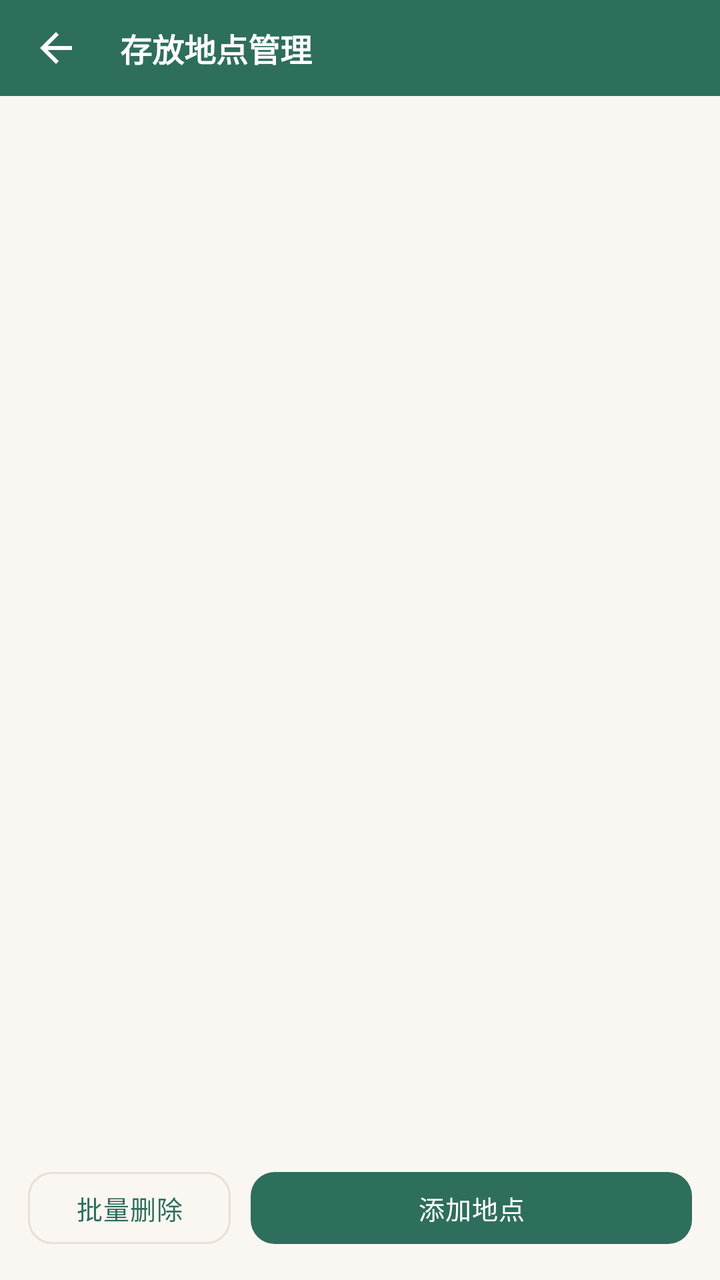
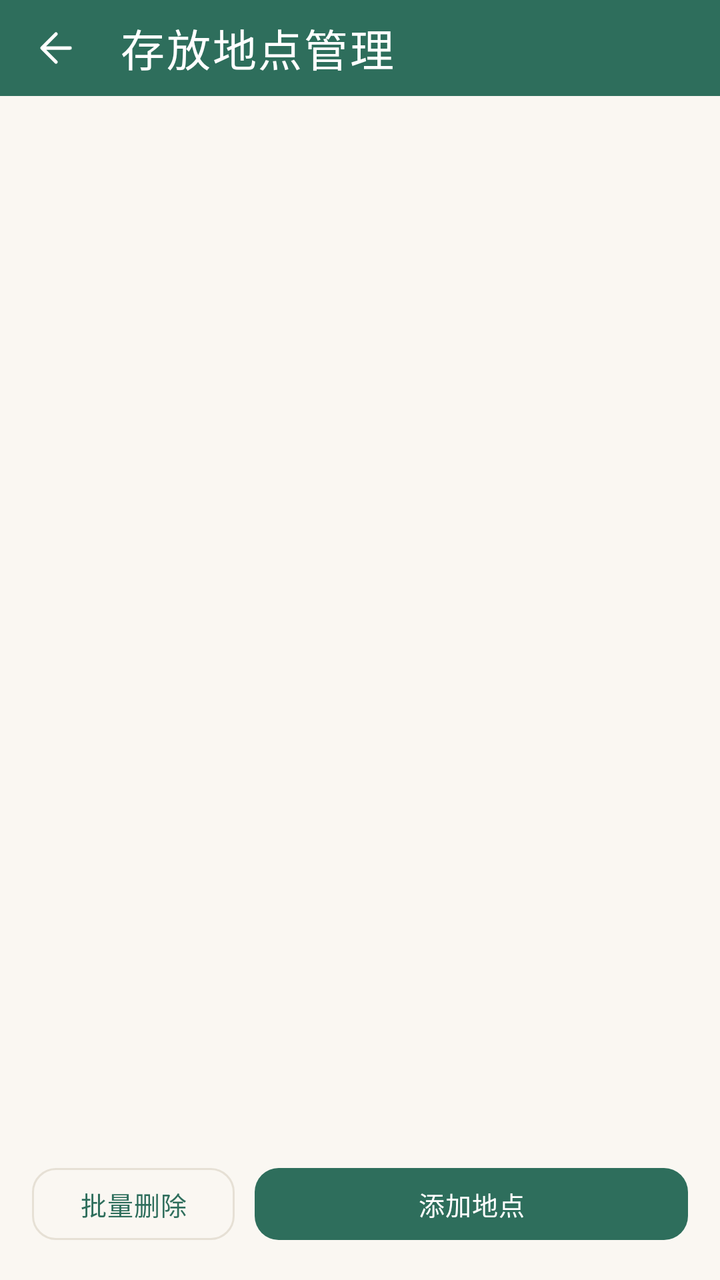

Two renders of the same Android screen: before a commit and after it. Below are the layout's source before the change and the commit's diff.
<!-- AndroidManifest.xml: application theme Theme.Bookshelf -->
<!-- res/layout/activity_location.xml -->
<?xml version="1.0" encoding="utf-8"?>
<LinearLayout xmlns:android="http://schemas.android.com/apk/res/android"
    xmlns:app="http://schemas.android.com/apk/res-auto"
    android:layout_width="match_parent"
    android:layout_height="match_parent"
    android:orientation="vertical">

    <com.google.android.material.appbar.MaterialToolbar
        android:id="@+id/toolbar"
        style="@style/Widget.Bookshelf.Toolbar"
        android:layout_width="match_parent"
        android:layout_height="@dimen/toolbar_h"
        app:navigationIcon="@drawable/ic_back"
        app:title="存放地点管理" />

    
    <Spinner
        android:id="@+id/sp_filter"
        android:layout_width="match_parent"
        android:layout_height="wrap_content"
        android:minHeight="44dp"
        android:layout_marginHorizontal="10dp"
        android:layout_marginTop="10dp"
        android:visibility="gone" />

    <androidx.recyclerview.widget.RecyclerView
        android:id="@+id/recycler"
        android:layout_width="match_parent"
        android:layout_height="0dp"
        android:layout_weight="1"
        android:padding="10dp" />

    
    <LinearLayout
        android:id="@+id/selection_bar"
        android:layout_width="match_parent"
        android:layout_height="wrap_content"
        android:orientation="horizontal"
        android:gravity="center_vertical"
        android:background="@color/selected_bg"
        android:paddingHorizontal="12dp"
        android:paddingVertical="6dp"
        android:visibility="gone">

        <TextView
            android:id="@+id/tv_sel_count"
            android:layout_width="0dp"
            android:layout_height="wrap_content"
            android:layout_weight="1"
            android:text="已选 0 项"
            android:textColor="?attr/colorPrimary"
            android:textSize="13sp" />

        <TextView
            android:id="@+id/btn_sel_all"
            android:layout_width="wrap_content"
            android:layout_height="wrap_content"
            android:background="?attr/selectableItemBackground"
            android:padding="8dp"
            android:text="全选"
            android:textColor="?attr/colorPrimary"
            android:textSize="13sp" />

        <TextView
            android:id="@+id/btn_sel_return"
            android:layout_width="wrap_content"
            android:layout_height="wrap_content"
            android:background="?attr/selectableItemBackground"
            android:padding="8dp"
            android:text="归还"
            android:textColor="?attr/colorPrimary"
            android:textSize="13sp"
            android:visibility="gone" />

        <TextView
            android:id="@+id/btn_sel_delete"
            android:layout_width="wrap_content"
            android:layout_height="wrap_content"
            android:background="?attr/selectableItemBackground"
            android:padding="8dp"
            android:text="删除"
            android:textColor="@color/danger"
            android:textSize="13sp"
            android:textStyle="bold" />

        <TextView
            android:id="@+id/btn_sel_cancel"
            android:layout_width="wrap_content"
            android:layout_height="wrap_content"
            android:background="?attr/selectableItemBackground"
            android:padding="8dp"
            android:text="取消"
            android:textColor="@color/text_sub"
            android:textSize="13sp" />
    </LinearLayout>

    
    <LinearLayout
        android:id="@+id/bottom_bar"
        android:layout_width="match_parent"
        android:layout_height="wrap_content"
        android:orientation="horizontal"
        android:layout_margin="14dp">

        <com.google.android.material.button.MaterialButton
            android:id="@+id/btn_batch"
            style="@style/Widget.Bookshelf.Button.Outlined"
            android:layout_width="wrap_content"
            android:layout_height="wrap_content"
            android:layout_marginEnd="10dp"
            android:text="批量删除" />

        <com.google.android.material.button.MaterialButton
            android:id="@+id/btn_add"
            android:layout_width="0dp"
            android:layout_height="wrap_content"
            android:layout_weight="1"
            android:text="添加地点" />
    </LinearLayout>
</LinearLayout>
<!-- resources referenced by this layout -->
<resources>
  <color name="selected_bg">#222E6E5C</color>
  <color name="text_sub">#8A8A8A</color>
  <!-- drawable ic_back (drawable) -->
  <vector xmlns:android="http://schemas.android.com/apk/res/android"
      android:width="24dp" android:height="24dp"
      android:viewportWidth="24" android:viewportHeight="24"
      android:autoMirrored="true">
      <path
          android:fillColor="#FFFFFFFF"
          android:pathData="M20,11L7.8,11l5.6,-5.6L12,4l-8,8 8,8 1.4,-1.4L7.8,13L20,13z" />
  </vector>
  <style name="Widget.Bookshelf.Toolbar" parent="Widget.Material3.Toolbar">
          <item name="android:background">?attr/colorPrimary</item>
          <item name="titleTextColor">@color/white</item>
          <item name="titleTextAppearance">@style/TextAppearance.Bookshelf.ToolbarTitle</item>
          <item name="navigationIconTint">@color/white</item>
          <item name="android:elevation">0dp</item>
      </style>
  <style name="Theme.Bookshelf" parent="Theme.Bookshelf.Base">
          <item name="colorPrimary">@color/primary</item>
          <item name="colorPrimaryVariant">@color/primary_dark</item>
          <item name="colorSecondary">@color/accent</item>
          
          <item name="chip_bg">@color/chip_bg</item>
          <item name="primary_container">@color/green_container</item>
          <item name="on_primary_container">@color/green_on_container</item>
      </style>
  <style name="TextAppearance.Bookshelf.ToolbarTitle" parent="TextAppearance.Material3.TitleLarge">
          <item name="android:textSize">@dimen/text_title_toolbar</item>
          <item name="android:textStyle">bold</item>
          <item name="android:textColor">@color/white</item>
      </style>
  <style name="Theme.Bookshelf.Base" parent="Theme.Material3.Light.NoActionBar">
          
          <item name="android:colorBackground">@color/bg_page</item>
          
          <item name="android:statusBarColor">?attr/colorPrimary</item>
          <item name="android:windowLightStatusBar">false</item>
          
          <item name="surface">@color/surface</item>
          <item name="surface_dim">@color/surface_dim</item>
          <item name="outline">@color/outline</item>
          <item name="outline_strong">@color/outline_strong</item>
          <item name="on_surface">@color/text_main</item>
          <item name="on_surface_variant">@color/text_sub</item>
          
          <item name="primary_container">@color/green_container</item>
          <item name="on_primary_container">@color/green_on_container</item>
          
          <item name="chip_bg">@color/chip_bg</item>
          
          <item name="colorSurface">@color/surface</item>
          <item name="colorSurfaceBright">@color/surface</item>
          <item name="colorSurfaceDim">@color/surface_dim</item>
          <item name="colorSurfaceContainer">@color/surface</item>
          <item name="colorSurfaceContainerLow">@color/surface</item>
          <item name="colorSurfaceContainerLowest">@color/surface</item>
          <item name="colorSurfaceContainerHigh">@color/surface</item>
          <item name="colorSurfaceContainerHighest">@color/surface_dim</item>
          <item name="colorOutline">@color/outline</item>
          <item name="colorOutlineVariant">@color/outline</item>
          
          <item name="elevationOverlayEnabled">false</item>
          
          <item name="materialButtonStyle">@style/Widget.Bookshelf.Button</item>
          <item name="textInputStyle">@style/Widget.Bookshelf.TextField</item>
          <item name="materialCardViewStyle">@style/Widget.Bookshelf.MaterialCard</item>
          
          <item name="chipStyle">@style/Widget.Bookshelf.Chip</item>
          <item name="chipGroupStyle">@style/Widget.Bookshelf.ChipGroup</item>
          
          <item name="materialAlertDialogTheme">@style/ThemeOverlay.Bookshelf.Dialog</item>
          
          <item name="bottomSheetDialogTheme">@style/ThemeOverlay.Bookshelf.BottomSheet</item>
      </style>
  <color name="surface">#FFFFFF</color>
  <!-- unchanged entries left out for length: 34 -->
</resources>

<!-- the commit's change to res/layout/activity_location.xml (unified diff, before → after) -->
@@ -37,7 +37,7 @@
         android:layout_height="wrap_content"
         android:orientation="horizontal"
         android:gravity="center_vertical"
-        android:background="@color/selected_bg"
+        android:background="?attr/surface_dim"
         android:paddingHorizontal="12dp"
         android:paddingVertical="6dp"
         android:visibility="gone">
@@ -90,7 +90,7 @@
             android:background="?attr/selectableItemBackground"
             android:padding="8dp"
             android:text="取消"
-            android:textColor="@color/text_sub"
+            android:textColor="?attr/on_surface_variant"
             android:textSize="13sp" />
     </LinearLayout>
 
@@ -100,7 +100,7 @@
         android:layout_width="match_parent"
         android:layout_height="wrap_content"
         android:orientation="horizontal"
-        android:layout_margin="14dp">
+        android:layout_margin="@dimen/page_padding">
 
         <com.google.android.material.button.MaterialButton
             android:id="@+id/btn_batch"
<!-- resource entries referenced after the edit -->
@@ -1,21 +1,29 @@
 <!-- resources referenced by this layout -->
 <resources>
-  <color name="selected_bg">#222E6E5C</color>
-  <color name="text_sub">#8A8A8A</color>
+  <dimen name="page_padding">16dp</dimen>
+  <color name="text_sub">#6B6660</color>
+  <color name="accent_text">#8A5A1A</color>
   <!-- drawable ic_back (drawable) -->
+  <?xml version="1.0" encoding="utf-8"?>
   <vector xmlns:android="http://schemas.android.com/apk/res/android"
-      android:width="24dp" android:height="24dp"
-      android:viewportWidth="24" android:viewportHeight="24"
+      android:width="24dp"
+      android:height="24dp"
+      android:viewportWidth="24"
+      android:viewportHeight="24"
       android:autoMirrored="true">
       <path
-          android:fillColor="#FFFFFFFF"
-          android:pathData="M20,11L7.8,11l5.6,-5.6L12,4l-8,8 8,8 1.4,-1.4L7.8,13L20,13z" />
+          android:fillColor="@android:color/transparent"
+          android:pathData="M19,12 L6,12 M12,5 L5,12 L12,19"
+          android:strokeColor="#FF000000"
+          android:strokeLineCap="round"
+          android:strokeLineJoin="round"
+          android:strokeWidth="1.75" />
   </vector>
   <style name="Widget.Bookshelf.Toolbar" parent="Widget.Material3.Toolbar">
           <item name="android:background">?attr/colorPrimary</item>
-          <item name="titleTextColor">@color/white</item>
+          <item name="titleTextColor">?attr/colorOnPrimary</item>
           <item name="titleTextAppearance">@style/TextAppearance.Bookshelf.ToolbarTitle</item>
-          <item name="navigationIconTint">@color/white</item>
+          <item name="navigationIconTint">?attr/colorOnPrimary</item>
           <item name="android:elevation">0dp</item>
       </style>
   <style name="Theme.Bookshelf" parent="Theme.Bookshelf.Base">
@@ -26,10 +34,27 @@
           <item name="chip_bg">@color/chip_bg</item>
           <item name="primary_container">@color/green_container</item>
           <item name="on_primary_container">@color/green_on_container</item>
+          <item name="android:colorBackground">@color/green_page</item>
+          <item name="surface">@color/green_surface</item>
+          <item name="surface_dim">@color/green_surface_dim</item>
+          <item name="outline">@color/green_outline</item>
+          <item name="outline_strong">@color/green_outline_strong</item>
+          <item name="colorSurface">@color/green_surface</item>
+          <item name="colorSurfaceBright">@color/green_surface</item>
+          <item name="colorSurfaceContainer">@color/green_surface</item>
+          <item name="colorSurfaceContainerLow">@color/green_surface</item>
+          <item name="colorSurfaceContainerLowest">@color/green_surface</item>
+          <item name="colorSurfaceContainerHigh">@color/green_surface</item>
+          <item name="colorSurfaceDim">@color/green_surface_dim</item>
+          <item name="colorSurfaceContainerHighest">@color/green_surface_dim</item>
+          <item name="colorOutline">@color/green_outline</item>
+          <item name="colorOutlineVariant">@color/green_outline</item>
       </style>
   <style name="TextAppearance.Bookshelf.ToolbarTitle" parent="TextAppearance.Material3.TitleLarge">
-          <item name="android:textSize">@dimen/text_title_toolbar</item>
-          <item name="android:textStyle">bold</item>
+          <item name="android:textSize">@dimen/text_title</item>
+          <item name="android:fontFamily">serif</item>
+          <item name="android:textStyle">normal</item>
+          <item name="android:letterSpacing">0.04</item>
           <item name="android:textColor">@color/white</item>
       </style>
   <style name="Theme.Bookshelf.Base" parent="Theme.Material3.Light.NoActionBar">
@@ -38,6 +63,8 @@
           
           <item name="android:statusBarColor">?attr/colorPrimary</item>
           <item name="android:windowLightStatusBar">false</item>
+          
+          <item name="android:windowActivityTransitions">true</item>
           
           <item name="surface">@color/surface</item>
           <item name="surface_dim">@color/surface_dim</item>
@@ -51,6 +78,11 @@
           
           <item name="chip_bg">@color/chip_bg</item>
           
+          <item name="accent_text">@color/accent_text</item>
+          
+          <item name="colorOnSurface">@color/text_main</item>
+          <item name="colorOnSurfaceVariant">@color/text_sub</item>
+          <item name="colorOnBackground">@color/text_main</item>
           <item name="colorSurface">@color/surface</item>
           <item name="colorSurfaceBright">@color/surface</item>
           <item name="colorSurfaceDim">@color/surface_dim</item>
@@ -75,7 +107,13 @@
           
           <item name="bottomSheetDialogTheme">@style/ThemeOverlay.Bookshelf.BottomSheet</item>
       </style>
-  <color name="surface">#FFFFFF</color>
+  <color name="green_page">#FAF7F2</color>
+  <color name="green_surface">#FFFDF9</color>
+  <color name="green_surface_dim">#F3EEE6</color>
+  <color name="green_outline">#E6E0D5</color>
+  <color name="green_outline_strong">#D8D0C2</color>
+  <dimen name="text_title">22sp</dimen>
+  <color name="surface">#FFFDF9</color>
   <!-- unchanged entries left out for length: 34 -->
 </resources>
 
